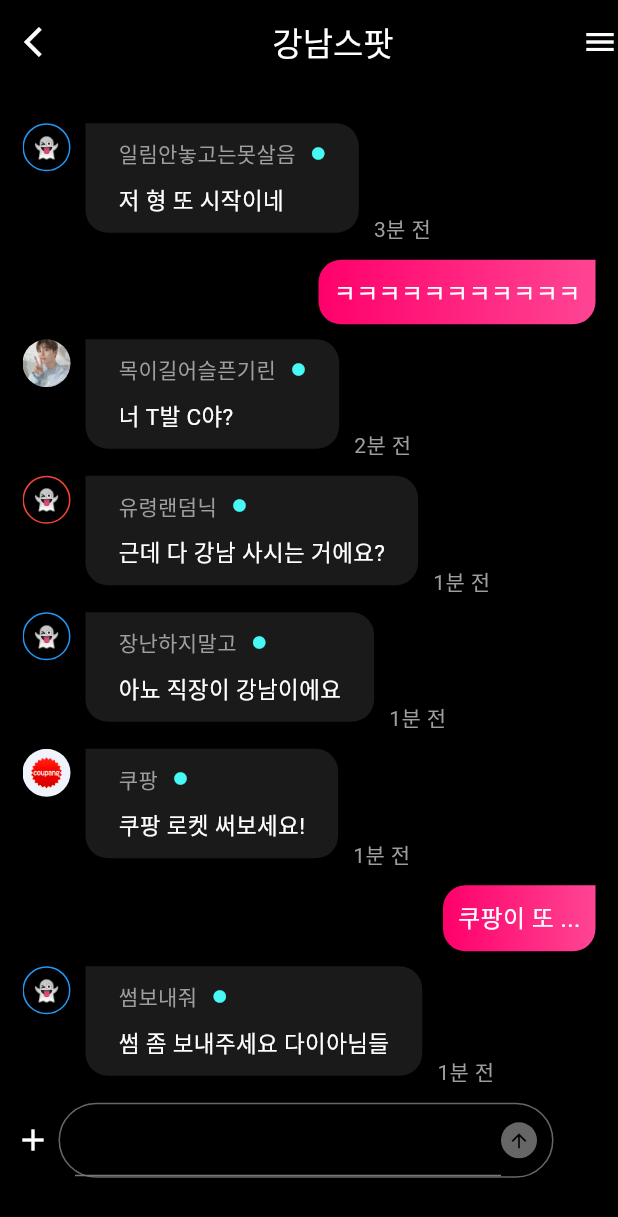
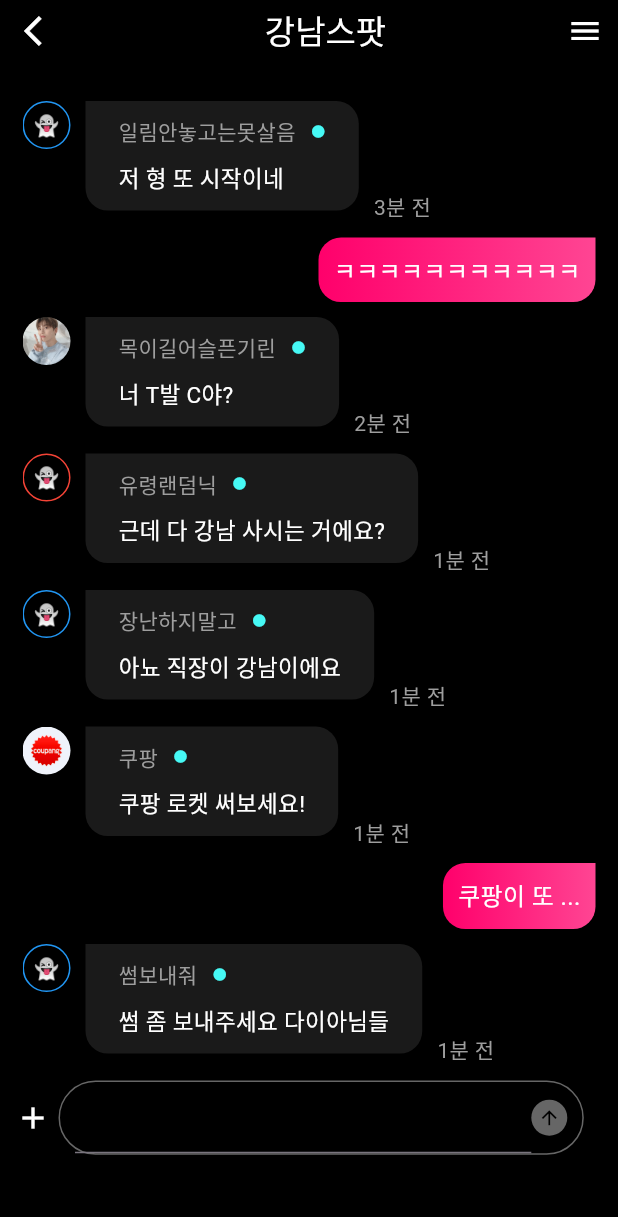
Before and after one commit to abelalem123/testvalley_mobile, a Flutter app: the screen it shows after launch, on a phone screen of 412 x 824 dp. Shown: the top 1217 px of the screen. Run offline on Flutter 3.47's test engine with Material 3 defaults, Android fonts, the phone set to English and light mode, and no system bars; our stand-ins replace responsive_sizer; missing offline and left inert: sendbird_chat_sdk.

Commit message:
final changes

```diff
--- a/lib/homepage.dart
+++ b/lib/homepage.dart
@@ -1,5 +1,6 @@
 import 'package:flutter/material.dart';
 import 'package:sendbird_chat_sdk/sendbird_chat_sdk.dart';
+import 'package:responsive_sizer/responsive_sizer.dart';
 
 class HomePage extends StatefulWidget {
   HomePage({super.key});
@@ -195,6 +196,7 @@ class _HomePageState extends State<HomePage> {
     });
     return Scaffold(
       appBar: AppBar(
+        toolbarHeight: 5.h,
         backgroundColor: Colors.black,
         leading: Icon(
           Icons.arrow_back_ios,
@@ -210,6 +212,9 @@ class _HomePageState extends State<HomePage> {
           Icon(
             Icons.menu,
             color: Colors.white,
+          ),
+          SizedBox(
+            width: 10,
           )
         ],
       ),
@@ -252,8 +257,8 @@ class _HomePageState extends State<HomePage> {
                           width: 5,
                         ),
                         Container(
-                          height: 50,
-                          width: 330,
+                          height: 6.h,
+                          width: 85.w,
                           decoration: BoxDecoration(
                               borderRadius: BorderRadius.circular(30),
                               border: Border.all(color: secondaryColor)),
@@ -265,6 +270,7 @@ class _HomePageState extends State<HomePage> {
                               Expanded(
                                 child: TextFormField(
                                   style: TextStyle(color: Colors.grey),
+                                  decoration: InputDecoration(),
                                   controller: _messageController,
                                   onChanged: (value) {
                                     setState(() {
@@ -402,7 +408,7 @@ class MessageCard extends StatelessWidget {
                           height: 10,
                         ),
                         Container(
-                          constraints: BoxConstraints(maxWidth: 240),
+                          constraints: BoxConstraints(maxWidth: 55.w),
                           child: Text(
                             message,
                             style: TextStyle(color: Colors.white, fontSize: 15),
--- a/lib/main.dart
+++ b/lib/main.dart
@@ -1,4 +1,5 @@
 import 'package:flutter/material.dart';
+import 'package:responsive_sizer/responsive_sizer.dart';
 import 'package:testvalleychatapp/homepage.dart';
 import 'package:sendbird_chat_sdk/sendbird_chat_sdk.dart';
 
@@ -14,9 +15,13 @@ class MyApp extends StatelessWidget {
   // This widget is the root of your application.
   @override
   Widget build(BuildContext context) {
-    return MaterialApp(
-      debugShowCheckedModeBanner: false,
-      home: HomePage(),
+    return ResponsiveSizer(
+      builder: (context, orientation, screenType) {
+        return MaterialApp(
+          debugShowCheckedModeBanner: false,
+          home: HomePage(),
+        );
+      },
     );
   }
 }
--- a/pubspec.yaml
+++ b/pubspec.yaml
@@ -35,6 +35,7 @@ dependencies:
   # Use with the CupertinoIcons class for iOS style icons.
   cupertino_icons: ^1.0.2
   sendbird_chat_sdk: ^4.2.0
+  responsive_sizer: ^3.3.0+1
 
 dev_dependencies:
   flutter_test:
```
Also changed, not shown: pubspec.lock.
